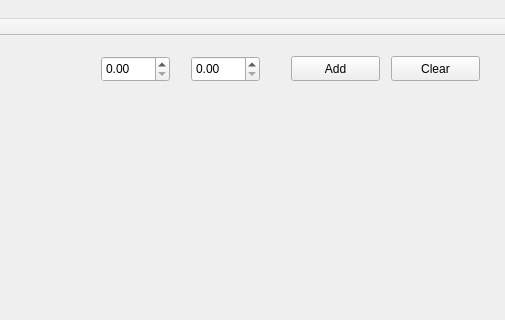
This is Vr6preparation/mainwindow.ui in CSWjpteixeira/VR6preparation as Qt 5 draws it before an edit; both pictures show x 229 to 734 and y 0 to 320 of the 734 by 572 pixel window. The edited form follows.
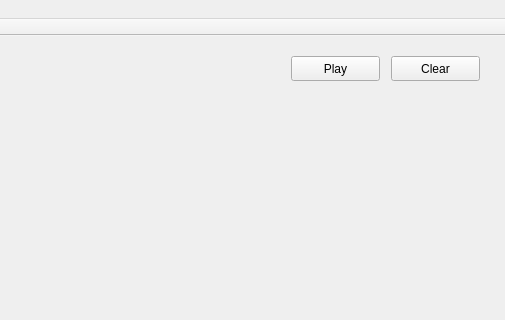
This is the edited form. Custom widgets are drawn as their Qt base class.

Patch:
```diff
--- a/Vr6preparation/mainwindow.ui
+++ b/Vr6preparation/mainwindow.ui
@@ -24,7 +24,7 @@
      </rect>
     </property>
     <property name="text">
-     <string>Add</string>
+     <string>Play</string>
     </property>
    </widget>
    <widget class="QPushButton" name="clearBtn">
@@ -50,26 +50,6 @@
      </rect>
     </property>
    </widget>
-   <widget class="QDoubleSpinBox" name="Yspinbox">
-    <property name="geometry">
-     <rect>
-      <x>420</x>
-      <y>20</y>
-      <width>69</width>
-      <height>26</height>
-     </rect>
-    </property>
-   </widget>
-   <widget class="QDoubleSpinBox" name="Xspinbox">
-    <property name="geometry">
-     <rect>
-      <x>330</x>
-      <y>20</y>
-      <width>69</width>
-      <height>26</height>
-     </rect>
-    </property>
-   </widget>
   </widget>
   <widget class="QMenuBar" name="menuBar">
    <property name="geometry">
```
Left out of the diff: 2 changed lines with no effect on the pictures.
